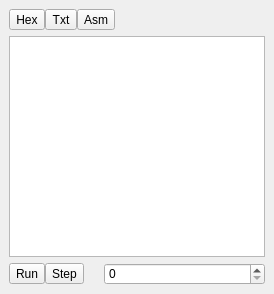
First picture: the form in monitorwidget.ui, repository rjaremczak/mo65x, before the edit.
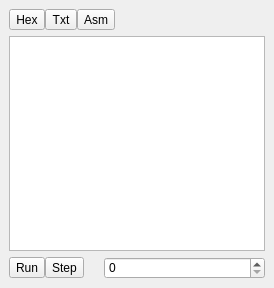
Second picture: the form after the edit.

Commit message: listview font programmatically set, disassembler in progress

```diff
--- a/monitorwidget.ui
+++ b/monitorwidget.ui
@@ -7,12 +7,12 @@
     <x>0</x>
     <y>0</y>
     <width>274</width>
-    <height>294</height>
+    <height>288</height>
    </rect>
   </property>
   <property name="styleSheet">
    <string notr="true">QDockWidget {color: orange}  QDockWidget::title {text-align: left;
-    border-bottom: 1px solid orange;} </string>
+    border-bottom: 1px solid orange;} QListView::item { font-size: 14 }</string>
   </property>
   <property name="features">
    <set>QDockWidget::DockWidgetFloatable|QDockWidget::DockWidgetMovable</set>
@@ -89,6 +89,7 @@
       <property name="font">
        <font>
         <family>Monospace</family>
+        <pointsize>13</pointsize>
        </font>
       </property>
       <property name="styleSheet">
```
The commit also changes 12 other files.
